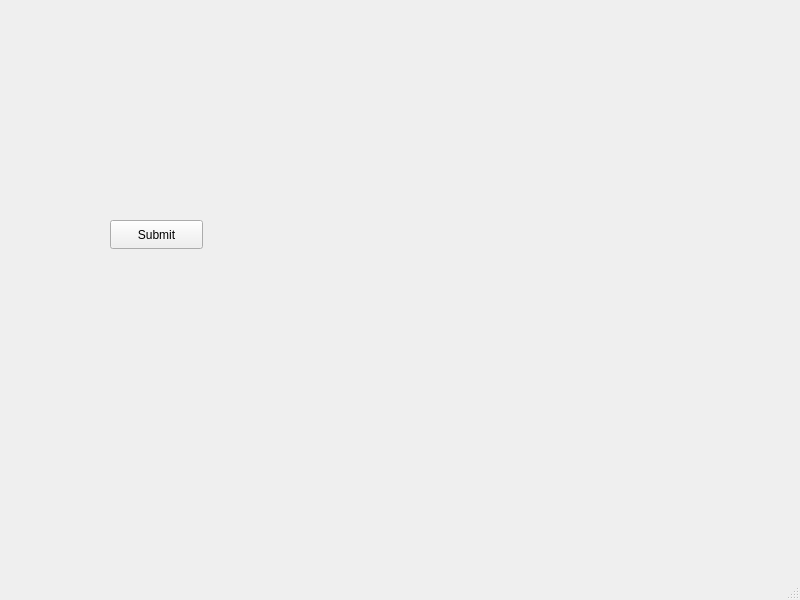
Before: the Qt Designer form QtProject/src/mainwindow.ui in alimoghanni/QtProject, drawn with Qt 5.
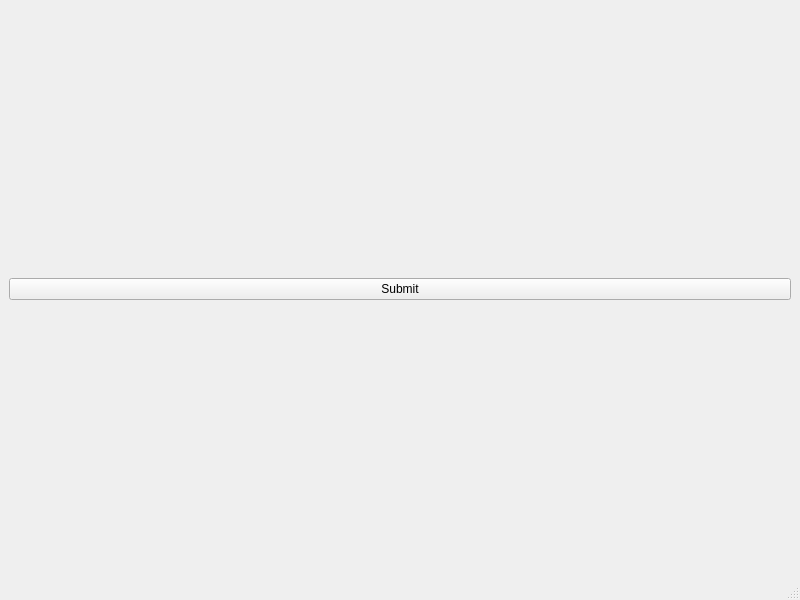
After: the same form once the commit is applied.

Commit message: added horizental layout

The edit to the form file:
```diff
--- a/QtProject/src/mainwindow.ui
+++ b/QtProject/src/mainwindow.ui
@@ -14,19 +14,19 @@
    <string>MainWindow</string>
   </property>
   <widget class="QWidget" name="centralwidget">
+   <layout class="QVBoxLayout" name="verticalLayout">
+    <item>
+     <layout class="QHBoxLayout" name="horizontalLayout">
+      <item>
    <widget class="QPushButton" name="pushButton">
-    <property name="geometry">
-     <rect>
-      <x>110</x>
-      <y>220</y>
-      <width>93</width>
-      <height>29</height>
-     </rect>
-    </property>
     <property name="text">
      <string>Submit</string>
     </property>
    </widget>
+      </item>
+     </layout>
+    </item>
+   </layout>
   </widget>
   <widget class="QMenuBar" name="menubar">
    <property name="geometry">
```
Lines whose indentation alone changed are shown as unchanged.
